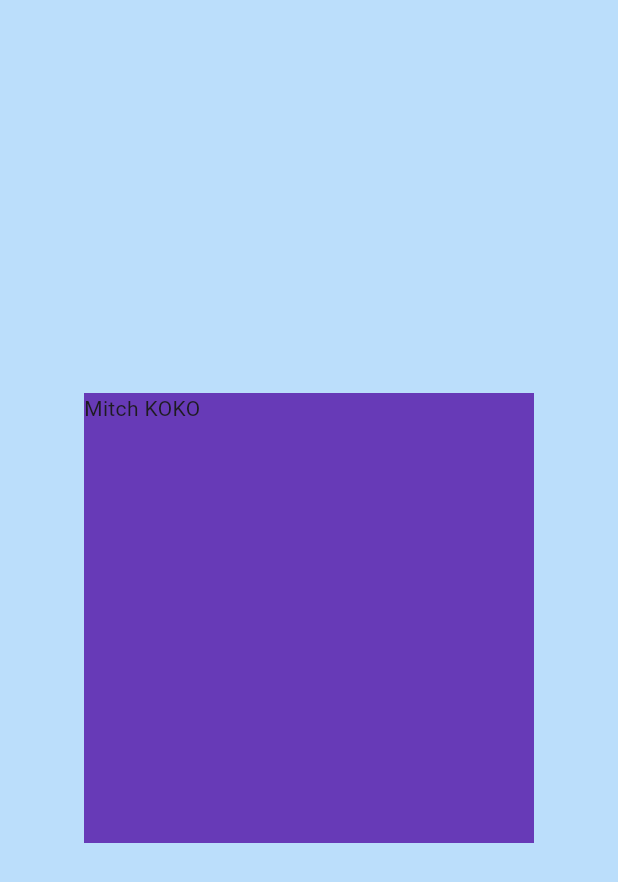
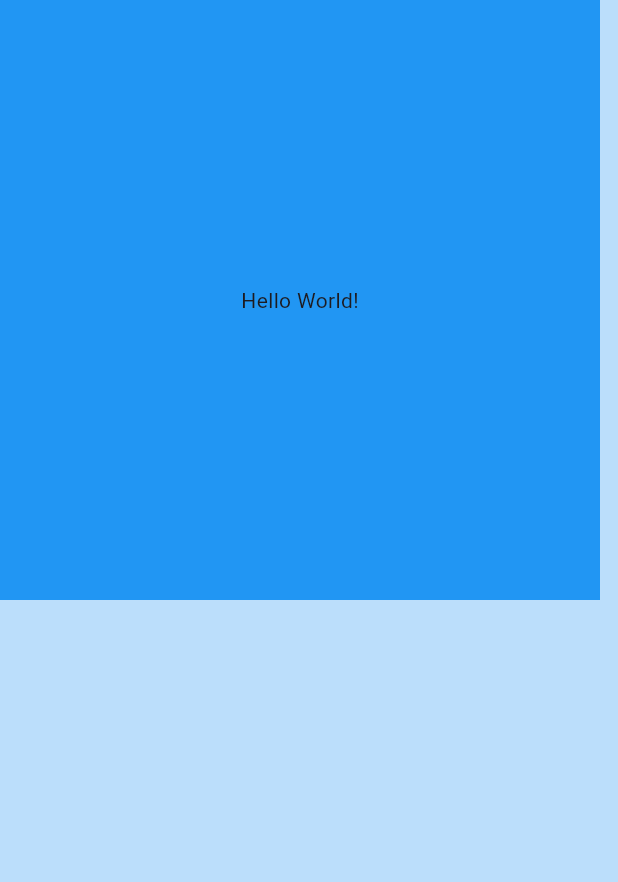
Before and after one commit to yushanwebdev/flutter-explore, a Flutter app: the screen it shows after launch, on a phone screen of 412 x 824 dp. Shown: the top 882 px of the screen. Run offline on Flutter 3.47's test engine with Material 3 defaults, Android fonts, the phone set to English and light mode, and no system bars.

Commit message:
feat: Widgets

```diff
--- a/lib/main.dart
+++ b/lib/main.dart
@@ -7,19 +7,26 @@ void main() {
 class MainApp extends StatelessWidget {
   const MainApp({super.key});
 
+  static List names = ["John", "Doe", "Jane", "Doe"];
+
+  void userTapped() {
+    print("User tapped the screen!");
+  }
+
   @override
   Widget build(BuildContext context) {
     return MaterialApp(
         debugShowCheckedModeBanner: false,
         home: Scaffold(
-          backgroundColor: Colors.blue[100],
-          body: Center(
-            child: Container(
-                width: 300,
-                height: 300,
-                color: Colors.deepPurple,
-                child: Text("Mitch KOKO")),
-          ),
-        ));
+            backgroundColor: Colors.blue[100],
+            body: GestureDetector(
+              onTap: userTapped,
+              child: Container(
+                width: 400,
+                height: 400,
+                color: Colors.blue[500],
+                child: Center(child: Text("Hello World!")),
+              ),
+            )));
   }
 }
```
